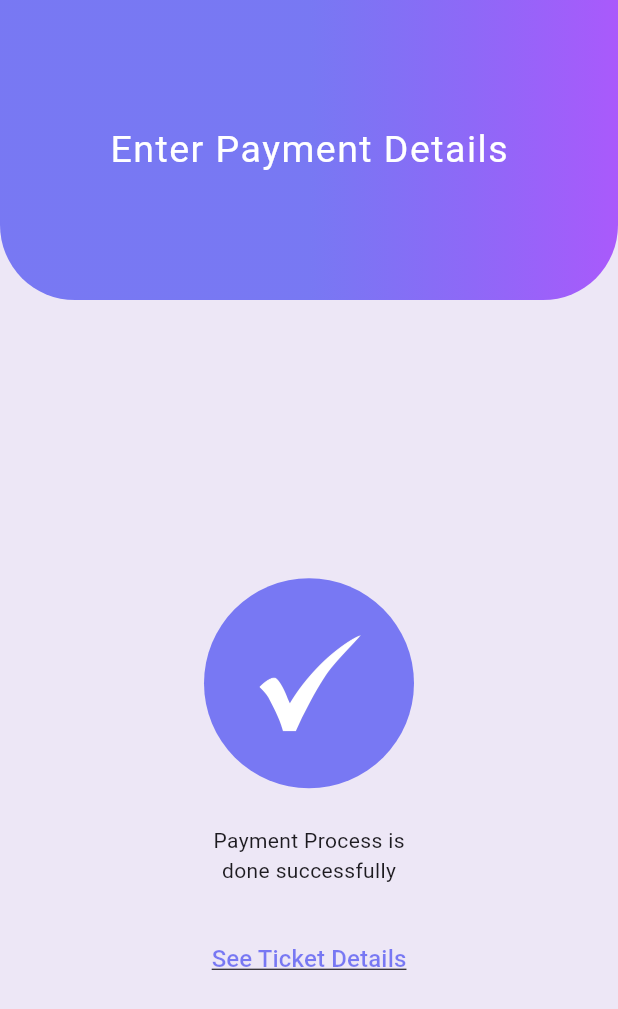
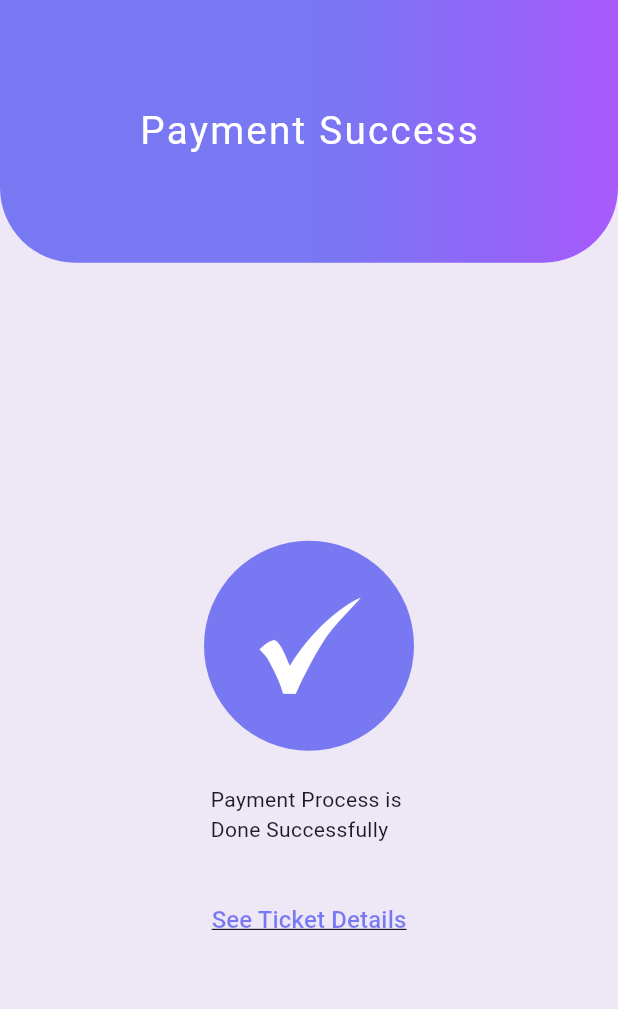
Before and after one commit to Khaleb165/cawil, a Flutter app: the PaymentSuccessPage screen opened directly, on a phone screen of 412 x 824 dp. Shown: the top 1009 px of the screen. Run offline on Flutter 3.47's test engine with Material 3 defaults, Android fonts, the phone set to English and light mode, and no system bars; our stand-ins replace dio, dotted_line, flutter_custom_clippers, flutter_dotenv, hive_flutter, open_filex and 2 more; missing offline and left inert: awesome_dio_interceptor; accounts and stored records are empty; statements that could not run were skipped.

Commit message:
feat: Refactor PaymentSuccessPage and TicketDetailsPage to improve UI and integrate PaymentData for booking management

```diff
--- a/lib/view/screens/payment/payment_succes.dart
+++ b/lib/view/screens/payment/payment_succes.dart
@@ -1,6 +1,7 @@
 import 'package:cawil/core/constants/colors.dart';
 import 'package:cawil/core/constants/size_config.dart';
 import 'package:cawil/view/screens/payment/ticket_details.dart';
+import 'package:cawil/view/widgets/custom_appbar.dart';
 import 'package:flutter/material.dart';
 
 class PaymentSuccessPage extends StatelessWidget {
@@ -15,37 +16,7 @@ class PaymentSuccessPage extends StatelessWidget {
       body: SingleChildScrollView(
         child: Column(
           children: [
-            Container(
-              padding: const EdgeInsets.symmetric(horizontal: 35, vertical: 20),
-              margin: EdgeInsets.only(
-                  top: MediaQuery.of(context).size.height * 0.0001),
-              width: double.infinity,
-              height: 200,
-              decoration: BoxDecoration(
-                gradient: LinearGradient(
-                  colors: [
-                    deepBlueColor,
-                    deepBlueColor,
-                    purpleColor,
-                  ],
-                  tileMode: TileMode.clamp,
-                ),
-                borderRadius: const BorderRadius.only(
-                    bottomRight: Radius.elliptical(50, 50),
-                    bottomLeft: Radius.elliptical(50, 50)),
-              ),
-              child: Align(
-                alignment: Alignment.center,
-                child: Text(
-                  'Enter Payment Details',
-                  style: TextStyle(
-                    color: whiteColor,
-                    fontSize: 25,
-                    letterSpacing: 1,
-                  ),
-                ),
-              ),
-            ),
+            const CustomAppBar(title: 'Payment Success'),
             SizedBox(height: getProportionateScreenHeight(180)),
             CircleAvatar(
               radius: 70,
@@ -55,28 +26,25 @@ class PaymentSuccessPage extends StatelessWidget {
                 scale: 6,
               ),
             ),
-            const SizedBox(
-              height: 25,
-            ),
-            const Text('Payment Process is'),
-            const Text('done successfully'),
-            const SizedBox(
-              height: 25,
-            ),
+            SizedBox(height: getProportionateScreenHeight(22)),
+            const Text('Payment Process is \nDone Successfully'),
+            SizedBox(height: getProportionateScreenHeight(25)),
             TextButton(
               onPressed: () {
                 Navigator.push(
                     context,
                     MaterialPageRoute(
-                          builder: (context) => TicketDetailsPage()));
+                        builder: (context) => const TicketDetailsPage()));
               },
               child: Text(
                 'See Ticket Details',
                 style: TextStyle(
                   decoration: TextDecoration.underline,
                   fontSize: 16,
-                      color: deepBlueColor),
-                ))
+                  color: deepBlueColor,
+                ),
+              ),
+            )
           ],
         ),
       ),
```
Also changed, not shown: lib/view/screens/payment/ticket_details.dart (+11 -7 lines). Lines whose indentation alone changed are shown as unchanged.
